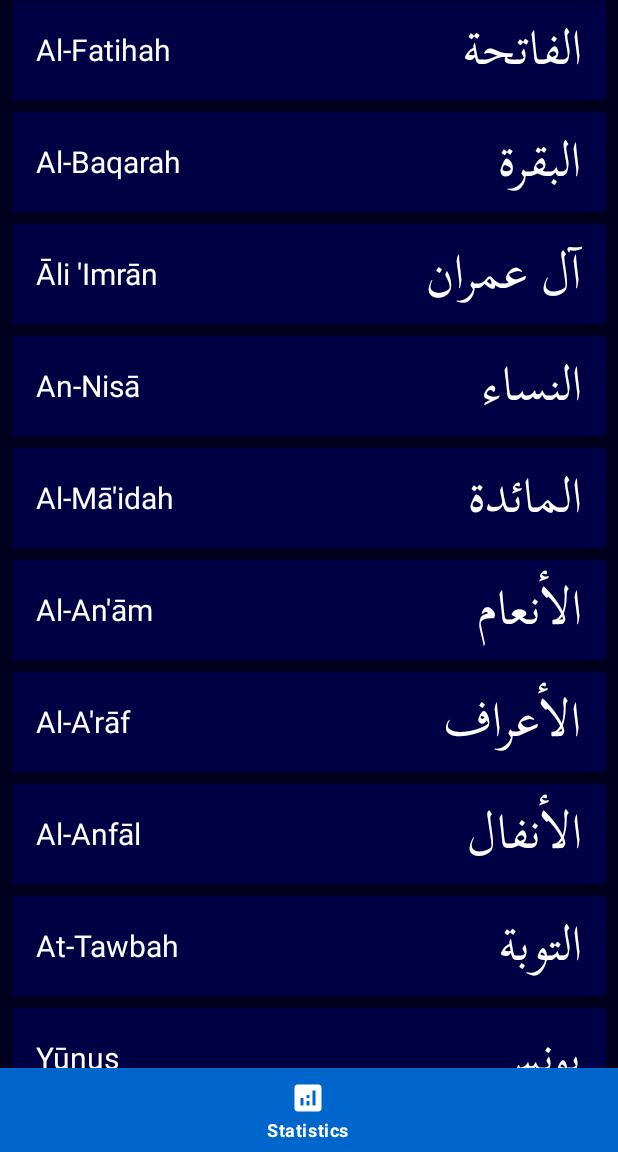
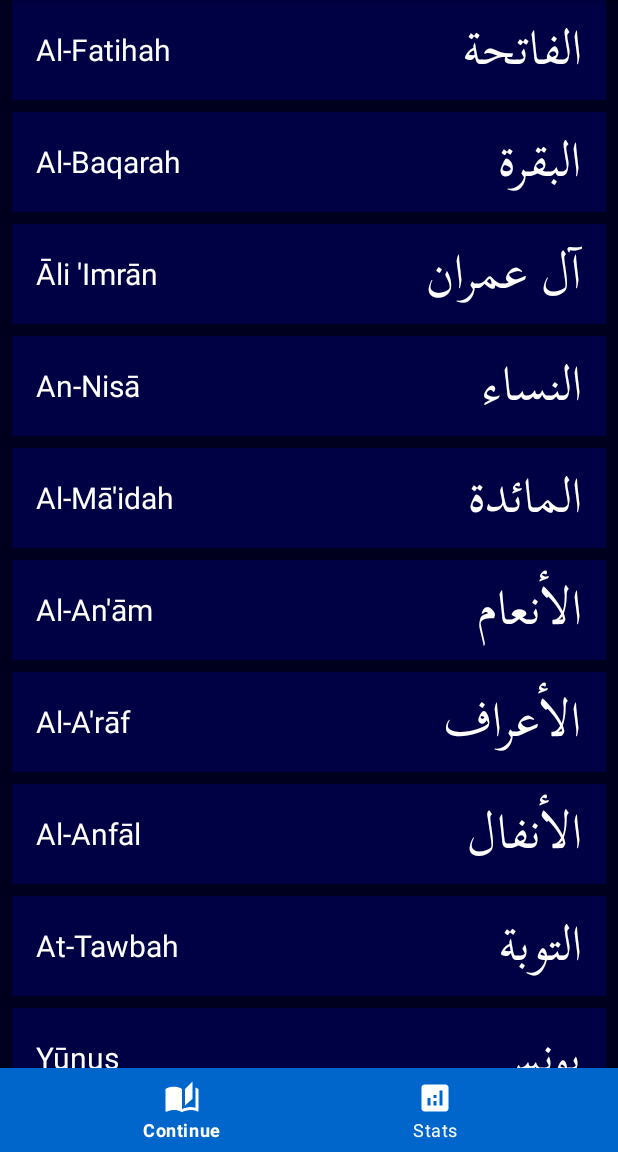
Before and after one commit to blueheron786/quran-habit, an Android app built with Jetpack Compose: the screen it shows after launch (MainActivity), on a phone screen of 412 x 824 dp, the part 84-1236 px from its top. Run offline under Robolectric (Android 15) with nearby library versions, the phone set to English and light mode, and no system bars.

Commit message:
Partial work for "continue reading"

```diff
--- /dev/null
+++ b/app/src/main/res/drawable/ic_continue.xml
@@ -0,0 +1,5 @@
+<vector xmlns:android="http://schemas.android.com/apk/res/android" android:height="24dp" android:tint="#FFFFFF" android:viewportHeight="24" android:viewportWidth="24" android:width="24dp">
+
+    <path android:fillColor="@android:color/white" android:pathData="M19,1l-5,5v11l5,-4.5L19,1zM1,6v14.65c0,0.25 0.25,0.5 0.5,0.5 0.1,0 0.15,-0.05 0.25,-0.05C3.1,20.45 5.05,20 6.5,20c1.95,0 4.05,0.4 5.5,1.5L12,6c-1.45,-1.1 -3.55,-1.5 -5.5,-1.5S2.45,4.9 1,6zM23,19.5L23,6c-0.6,-0.45 -1.25,-0.75 -2,-1v13.5c-1.1,-0.35 -2.3,-0.5 -3.5,-0.5 -1.7,0 -4.15,0.65 -5.5,1.5v2c1.35,-0.85 3.8,-1.5 5.5,-1.5 1.65,0 3.35,0.3 4.75,1.05 0.1,0.05 0.15,0.05 0.25,0.05 0.25,0 0.5,-0.25 0.5,-0.5v-1.1z"/>
+
+</vector>
--- a/app/src/main/res/layout/activity_main.xml
+++ b/app/src/main/res/layout/activity_main.xml
@@ -25,7 +25,7 @@
         app:menu="@menu/bottom_nav_menu"
         android:background="@color/primary"
         app:itemTextColor="@color/text_primary"
-        app:itemIconTint="@color/nav_icon_tint"
+        app:itemIconTint="@color/text_primary"
         app:layout_constraintBottom_toBottomOf="parent"
         app:layout_constraintStart_toStartOf="parent"
         app:layout_constraintEnd_toEndOf="parent"/>
--- a/app/src/main/res/menu/bottom_nav_menu.xml
+++ b/app/src/main/res/menu/bottom_nav_menu.xml
@@ -1,6 +1,14 @@
-<menu xmlns:android="http://schemas.android.com/apk/res/android">
+<menu xmlns:android="http://schemas.android.com/apk/res/android"
+    xmlns:app="http://schemas.android.com/apk/res-auto">
+
+    <item
+        android:id="@+id/navigation_continue"
+        android:icon="@drawable/ic_continue"
+        android:title="Continue"
+        app:showAsAction="ifRoom"/>
+
     <item
         android:id="@+id/navigation_statistics"
-        android:icon="@drawable/ic_analytics"
-        android:title="Statistics" />
+        android:icon="@drawable/ic_statistics"
+        android:title="Stats"/>
 </menu>
--- a/app/src/main/res/navigation/nav_graph.xml
+++ b/app/src/main/res/navigation/nav_graph.xml
@@ -10,14 +10,17 @@
         <action
             android:id="@+id/action_surahListFragment_to_quranReaderFragment"
             app:destination="@id/quranReaderFragment" />
+
+        <action
+            android:id="@+id/action_home_to_reader"
+            app:destination="@id/quranReaderFragment" />
     </fragment>
 
     <fragment
         android:id="@+id/quranReaderFragment"
         android:name="com.quranhabit.ui.reader.QuranReaderFragment"
         android:label="Quran Reader">
-        <argument
-            android:name="surahNumber"
-            app:argType="integer" />
+        <argument android:name="surahNumber" android:defaultValue="1"/>
+        <argument android:name="pageNumber" android:defaultValue="1"/>
     </fragment>
 </navigation>
```
Also changed, not shown: app/src/main/java/com/quranhabit/MainActivity.kt (+40 -8 lines), app/src/main/java/com/quranhabit/data/repository/LastReadRepository.kt (added, +17 -0 lines), app/src/main/java/com/quranhabit/ui/reader/QuranReaderFragment.kt (+7 -11 lines), app/src/main/res/drawable/ic_statistics.xml (renamed from app/src/main/res/drawable/ic_analytics.xml).
